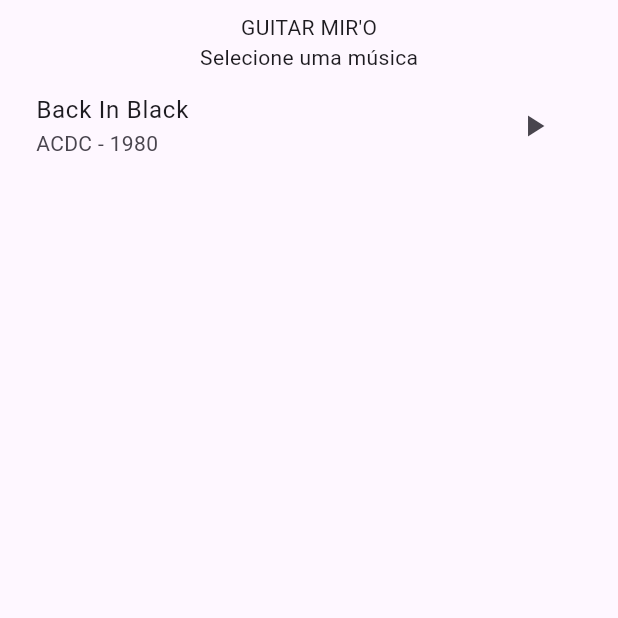
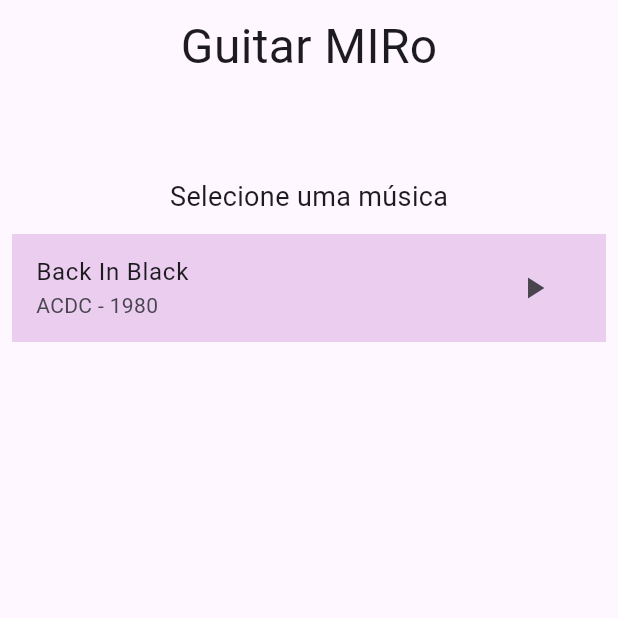
Before and after one commit to beromes/guitar-hero-mir, a Flutter app: the screen it shows after launch, on a phone screen of 412 x 824 dp, the top half of it. Run offline on Flutter 3.47's test engine with Material 2 defaults, Android fonts, the phone set to English and light mode, and no system bars.

Commit message:
feat: melhorando layout e permitindo voltar da tela de música

```diff
--- a/lib/screens/home_screen.dart
+++ b/lib/screens/home_screen.dart
@@ -14,6 +14,7 @@ class HomeScreen extends StatelessWidget {
         child: Column(
           children: [
             title(),
+            const SizedBox(height: 12),
             Expanded(child: musics()),
           ],
         ),
@@ -25,8 +26,9 @@ class HomeScreen extends StatelessWidget {
   Widget title() {
     return const Column(
       children: [
-        Text("GUITAR MIR'O"),
-        Text('Selecione uma música')
+        Text('Guitar MIRo', style: TextStyle(fontSize: 32)),
+        SizedBox(height: 64),
+        Text('Selecione uma música', style: TextStyle(fontSize: 18))
       ],
     );
   }
@@ -36,12 +38,14 @@ class HomeScreen extends StatelessWidget {
       itemBuilder: (ctx, i) {
         Music music = Music.values[i];
         return ListTile(
+          tileColor: Colors.purple.withOpacity(0.2),
           title: Text(music.name),
           subtitle: Text('${music.author} - ${music.releaseYear}'),
           trailing: IconButton(
             icon: const Icon(Icons.play_arrow),
             onPressed: () => selectMusic(music, ctx),
           ),
+          onTap: () => selectMusic(music, ctx),
         );
       },
       separatorBuilder: (ctx, i) => const SizedBox(height: 12),
```
Also changed, not shown: lib/screens/game_screen.dart (+8 -0 lines), lib/widgets/guitar_row.dart (+14 -7 lines).
